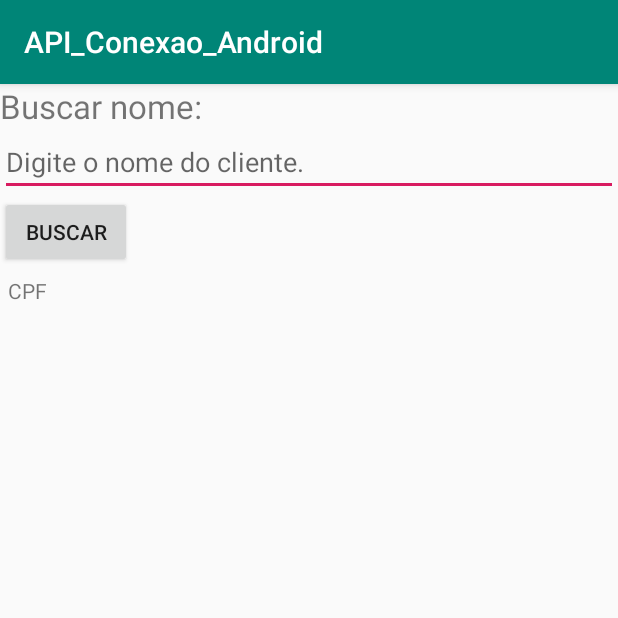
After one commit to fernandonakagawa/API_Conexao_Android, an Android app: the BuscarActivity screen opened directly, with no data from a screen before it, on a phone screen of 412 x 824 dp, the top half of it. The commit adds this screen. Run offline under Robolectric (Android 15) with nearby library versions, the phone set to English and light mode, and no system bars.

Commit message:
Iniciando layout da busca.

```diff
--- a/app/src/main/AndroidManifest.xml
+++ b/app/src/main/AndroidManifest.xml
@@ -21,7 +21,8 @@
             </intent-filter>
         </activity>
         <activity android:name=".TesteActivity" />
-        <activity android:name=".InserirActivity"></activity>
+        <activity android:name=".InserirActivity" />
+        <activity android:name=".BuscarActivity"></activity>
     </application>
 
 </manifest>
--- /dev/null
+++ b/app/src/main/java/com/example/senai/api_conexao_android/BuscarActivity.java
@@ -0,0 +1,14 @@
+package com.example.senai.api_conexao_android;
+
+import androidx.appcompat.app.AppCompatActivity;
+
+import android.os.Bundle;
+
+public class BuscarActivity extends AppCompatActivity {
+
+    @Override
+    protected void onCreate(Bundle savedInstanceState) {
+        super.onCreate(savedInstanceState);
+        setContentView(R.layout.activity_buscar);
+    }
+}
--- /dev/null
+++ b/app/src/main/res/layout/activity_buscar.xml
@@ -0,0 +1,49 @@
+<?xml version="1.0" encoding="utf-8"?>
+<LinearLayout xmlns:android="http://schemas.android.com/apk/res/android"
+    xmlns:app="http://schemas.android.com/apk/res-auto"
+    xmlns:tools="http://schemas.android.com/tools"
+    android:layout_width="match_parent"
+    android:layout_height="match_parent"
+    tools:context=".BuscarActivity"
+    android:orientation="vertical">
+
+    <ScrollView
+        android:layout_width="match_parent"
+        android:layout_height="match_parent"
+        >
+        <LinearLayout
+            android:layout_width="match_parent"
+            android:layout_height="match_parent"
+            android:orientation="vertical">
+            <TextView
+                android:layout_width="wrap_content"
+                android:layout_height="wrap_content"
+                android:text="@string/buscarNome"
+                android:textSize="22sp"/>
+            <EditText
+                android:id="@+id/et_buscar_nome"
+                android:layout_width="match_parent"
+                android:layout_height="wrap_content"
+                android:hint="@string/hint_digite_nome"/>
+            <Button
+                android:layout_width="wrap_content"
+                android:layout_height="wrap_content"
+                android:text="@string/bt_buscar"/>
+
+            <TableLayout
+                android:layout_width="match_parent"
+                android:layout_height="wrap_content">
+                <TableRow
+                    android:layout_width="match_parent"
+                    android:layout_height="wrap_content"
+                    android:padding="5dip">
+                    <TextView
+                        android:text="@string/tb_cpf"
+                        />
+                </TableRow>
+            </TableLayout>
+        </LinearLayout>
+
+    </ScrollView>
+
+</LinearLayout>
--- a/app/src/main/res/values/strings.xml
+++ b/app/src/main/res/values/strings.xml
@@ -24,4 +24,7 @@
     <string name="hint_digite_cpf">Digite o CPF.</string>
     <string name="resposta">Resposta do sistema</string>
     <string name="sexo">Sexo:</string>
+    <string name="bt_buscar">Buscar</string>
+    <string name="buscarNome">Buscar nome:</string>
+    <string name="tb_cpf">CPF</string>
 </resources>
```
